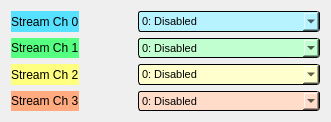
Qt form new_look/streams_info_upconverter.ui (cristinasewell/ATCA_PyDM_Screens) before a commit.
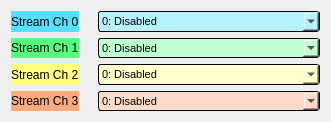
The same form after that commit. Custom widgets are drawn as their Qt base class.

What changed in the file:
```diff
--- a/new_look/streams_info_upconverter.ui
+++ b/new_look/streams_info_upconverter.ui
@@ -13,6 +13,18 @@
   <property name="windowTitle">
    <string>Up Converter Mux Select - ${DEVICE}</string>
   </property>
+  <property name="styleSheet">
+   <string notr="true">QLineEdit {
+  background-color: rgb(218,223,230);
+  border-color: rgb(66,77,96);
+  border-style: inset;
+  border-width: 2px 1px 1px 2px;
+}
+PyDMLabel {
+  background-color: rgb(189,197,205);
+}
+</string>
+  </property>
   <layout class="QGridLayout" name="gridLayout">
    <item row="0" column="0">
     <widget class="QLabel" name="label">
@@ -47,22 +59,9 @@
     </widget>
    </item>
    <item row="0" column="2">
-    <spacer name="horizontalSpacer">
-     <property name="orientation">
-      <enum>Qt::Horizontal</enum>
-     </property>
-     <property name="sizeHint" stdset="0">
-      <size>
-       <width>41</width>
-       <height>20</height>
-      </size>
-     </property>
-    </spacer>
-   </item>
-   <item row="0" column="3">
     <widget class="PyDMEnumComboBox" name="PyDMEnumComboBox_3">
      <property name="sizePolicy">
-      <sizepolicy hsizetype="Preferred" vsizetype="Minimum">
+      <sizepolicy hsizetype="MinimumExpanding" vsizetype="Minimum">
        <horstretch>0</horstretch>
        <verstretch>0</verstretch>
       </sizepolicy>
@@ -238,19 +237,6 @@
     </widget>
    </item>
    <item row="1" column="2">
-    <spacer name="horizontalSpacer_2">
-     <property name="orientation">
-      <enum>Qt::Horizontal</enum>
-     </property>
-     <property name="sizeHint" stdset="0">
-      <size>
-       <width>41</width>
-       <height>20</height>
-      </size>
-     </property>
-    </spacer>
-   </item>
-   <item row="1" column="3">
     <widget class="PyDMEnumComboBox" name="PyDMEnumComboBox_4">
      <property name="sizePolicy">
       <sizepolicy hsizetype="Preferred" vsizetype="Minimum">
@@ -429,19 +415,6 @@
     </widget>
    </item>
    <item row="2" column="2">
-    <spacer name="horizontalSpacer_3">
-     <property name="orientation">
-      <enum>Qt::Horizontal</enum>
-     </property>
-     <property name="sizeHint" stdset="0">
-      <size>
-       <width>41</width>
-       <height>20</height>
-      </size>
-     </property>
-    </spacer>
-   </item>
-   <item row="2" column="3">
     <widget class="PyDMEnumComboBox" name="PyDMEnumComboBox_5">
      <property name="sizePolicy">
       <sizepolicy hsizetype="Preferred" vsizetype="Minimum">
@@ -620,19 +593,6 @@
     </widget>
    </item>
    <item row="3" column="2">
-    <spacer name="horizontalSpacer_4">
-     <property name="orientation">
-      <enum>Qt::Horizontal</enum>
-     </property>
-     <property name="sizeHint" stdset="0">
-      <size>
-       <width>41</width>
-       <height>20</height>
-      </size>
-     </property>
-    </spacer>
-   </item>
-   <item row="3" column="3">
     <widget class="PyDMEnumComboBox" name="PyDMEnumComboBox_6">
      <property name="sizePolicy">
       <sizepolicy hsizetype="Preferred" vsizetype="Minimum">
```
Left out of the diff: 165 changed lines with no effect on the pictures.
